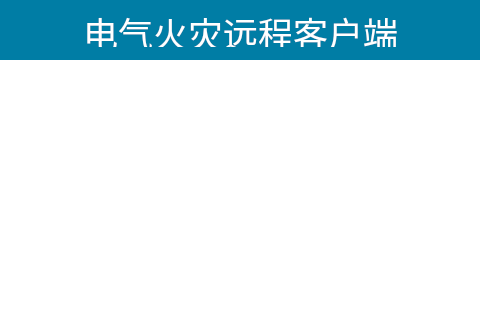
Qt form SS_GDE/mainwindow.ui (Micheal1022/SS_GDE_Project) before a commit; both pictures show x 361 to 841 and y 0 to 320 of the 1366 by 772 pixel window.
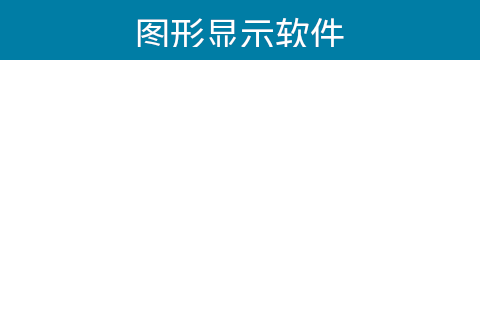
The same form after that commit. Icons and pictures are not drawn.

Patch:
```diff
--- a/SS_GDE/mainwindow.ui
+++ b/SS_GDE/mainwindow.ui
@@ -127,7 +127,7 @@
 color: rgb(255, 255, 255);</string>
         </property>
         <property name="text">
-         <string>电气火灾远程客户端</string>
+         <string>图形显示软件</string>
         </property>
         <property name="alignment">
          <set>Qt::AlignHCenter|Qt::AlignTop</set>
```
